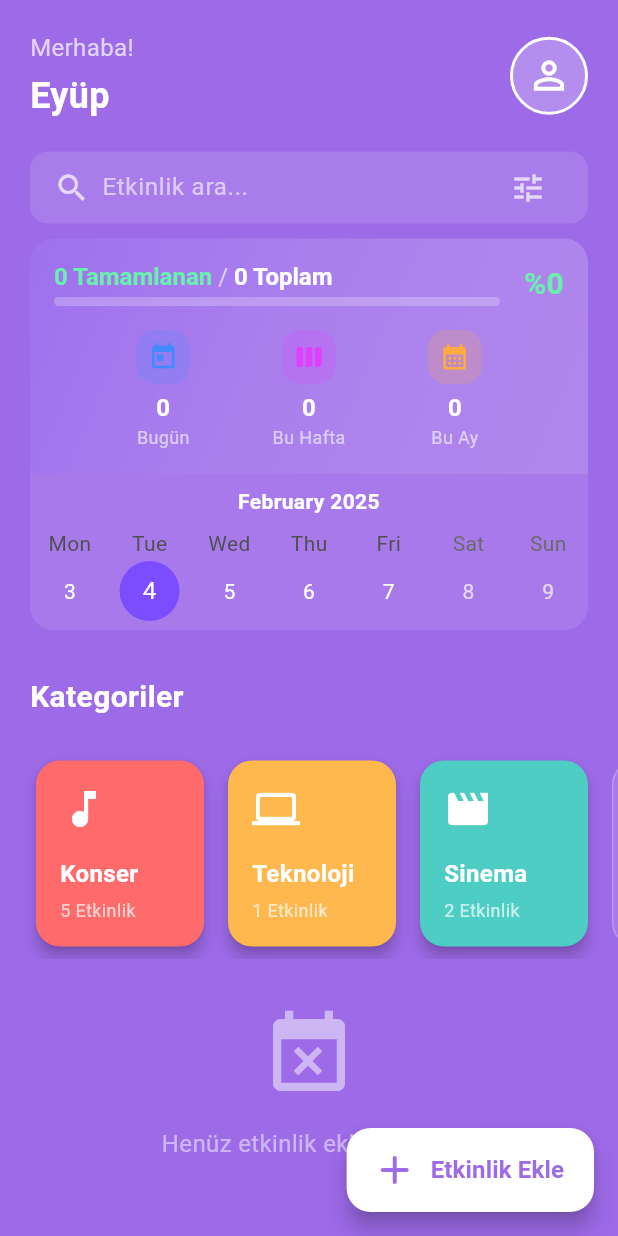
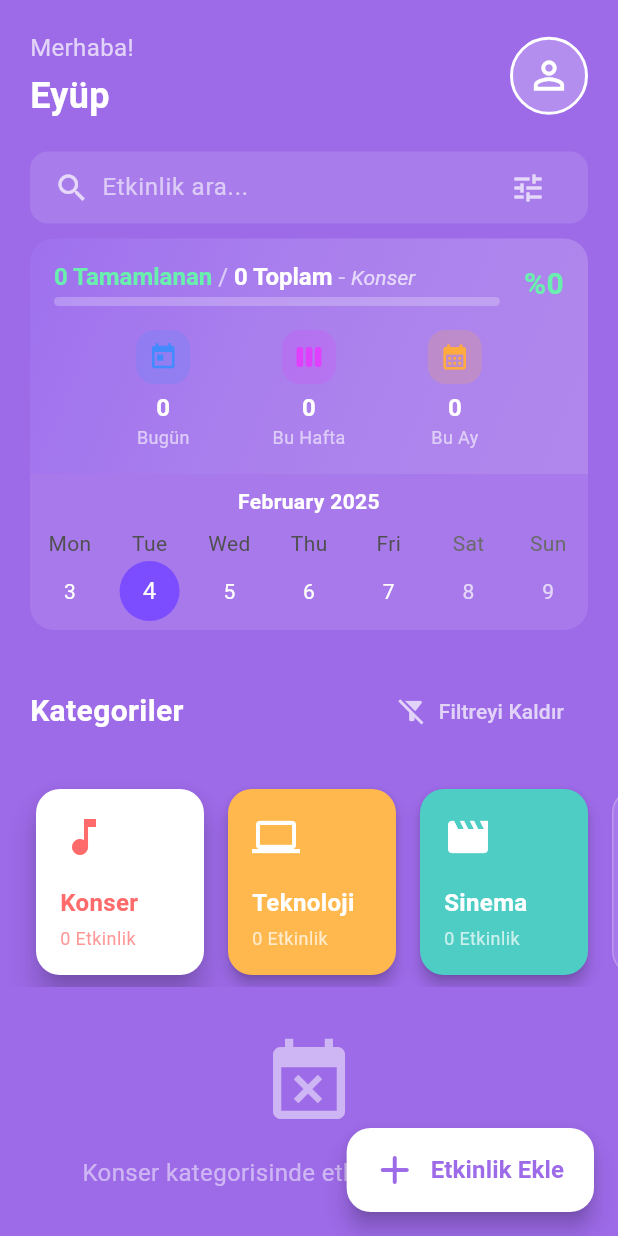
Before and after one commit to eyupece/event-track, a Flutter app: the screen it shows after launch, after a tap on "Konser", on a phone screen of 412 x 824 dp. Run offline on Flutter 3.47's test engine with Material 3 defaults, Android fonts, the phone set to English and light mode, and no system bars; drawn by our look-alikes of table_calendar.

Commit message:
feat: Added category filtering - Filter events by category, update stats and UI accordingly

```diff
--- a/lib/features/events/presentation/screens/home_screen.dart
+++ b/lib/features/events/presentation/screens/home_screen.dart
@@ -289,26 +289,29 @@ class _HomeScreenState extends State<HomeScreen>
     final startOfWeek = now.subtract(Duration(days: now.weekday - 1));
     final startOfMonth = DateTime(now.year, now.month, 1);
 
+    // Filtrelenmiş etkinlikler
+    final filteredEvents = _filteredEvents;
+
     // Tamamlanma durumuna göre hesaplama
-    final completedEvents = _events.where((e) => e.isCompleted).length;
-    final pendingEvents = _events.where((e) => !e.isCompleted).length;
+    final completedEvents = filteredEvents.where((e) => e.isCompleted).length;
+    final pendingEvents = filteredEvents.where((e) => !e.isCompleted).length;
 
     // Günlük etkinlikler (bugün)
-    final dailyEvents = _events
+    final dailyEvents = filteredEvents
         .where((e) =>
             e.date.isAfter(startOfDay.subtract(const Duration(days: 1))) &&
             e.date.isBefore(startOfDay.add(const Duration(days: 1))))
         .length;
 
     // Haftalık etkinlikler (bu hafta)
-    final weeklyEvents = _events
+    final weeklyEvents = filteredEvents
         .where((e) =>
             e.date.isAfter(startOfWeek.subtract(const Duration(days: 1))) &&
             e.date.isBefore(startOfWeek.add(const Duration(days: 7))))
         .length;
 
     // Aylık etkinlikler (bu ay)
-    final monthlyEvents = _events
+    final monthlyEvents = filteredEvents
         .where((e) => e.date.month == now.month && e.date.year == now.year)
         .length;
 
@@ -323,8 +326,19 @@ class _HomeScreenState extends State<HomeScreen>
         dailyEvents: dailyEvents,
         weeklyEvents: weeklyEvents,
         monthlyEvents: monthlyEvents,
+        selectedCategory: _selectedCategory,
       ),
     );
+  }
+
+  // Filtrelenmiş etkinlikleri döndüren getter
+  List<Event> get _filteredEvents {
+    if (_selectedCategory == null) {
+      return _events;
+    }
+    return _events
+        .where((event) => event.category == _selectedCategory)
+        .toList();
   }
 
   Widget _buildCategoryGrid() {
@@ -332,15 +346,40 @@ class _HomeScreenState extends State<HomeScreen>
       child: Column(
         crossAxisAlignment: CrossAxisAlignment.start,
         children: [
-          const Padding(
-            padding: EdgeInsets.all(20.0),
-            child: Text(
+          Padding(
+            padding: const EdgeInsets.all(20.0),
+            child: Row(
+              mainAxisAlignment: MainAxisAlignment.spaceBetween,
+              children: [
+                const Text(
                   'Kategoriler',
                   style: TextStyle(
                     color: Colors.white,
                     fontSize: 20,
                     fontWeight: FontWeight.bold,
                   ),
+                ),
+                if (_selectedCategory != null)
+                  TextButton.icon(
+                    onPressed: () {
+                      setState(() {
+                        _selectedCategory = null;
+                      });
+                    },
+                    icon: const Icon(
+                      Icons.filter_alt_off,
+                      color: Colors.white70,
+                      size: 20,
+                    ),
+                    label: const Text(
+                      'Filtreyi Kaldır',
+                      style: TextStyle(
+                        color: Colors.white70,
+                        fontSize: 14,
+                      ),
+                    ),
+                  ),
+              ],
             ),
           ),
           SizedBox(
@@ -363,19 +402,21 @@ class _HomeScreenState extends State<HomeScreen>
   }
 
   Widget _buildCategoryCard(Map<String, dynamic> category) {
+    final isSelected = category['name'] == _selectedCategory;
+
     return Container(
       width: 120,
       margin: const EdgeInsets.all(4),
       child: Card(
-        color: category['color'],
-        elevation: 4,
+        color: isSelected ? Colors.white : category['color'],
+        elevation: isSelected ? 8 : 4,
         shape: RoundedRectangleBorder(
           borderRadius: BorderRadius.circular(16),
         ),
         child: InkWell(
           onTap: () {
             setState(() {
-              _selectedCategory = category['name'];
+              _selectedCategory = isSelected ? null : category['name'];
             });
           },
           borderRadius: BorderRadius.circular(16),
@@ -387,23 +428,25 @@ class _HomeScreenState extends State<HomeScreen>
               children: [
                 Icon(
                   category['icon'],
-                  color: Colors.white,
+                  color: isSelected ? category['color'] : Colors.white,
                   size: 32,
                 ),
                 const Spacer(),
                 Text(
                   category['name'],
-                  style: const TextStyle(
-                    color: Colors.white,
+                  style: TextStyle(
+                    color: isSelected ? category['color'] : Colors.white,
                     fontWeight: FontWeight.bold,
                     fontSize: 16,
                   ),
                 ),
                 const SizedBox(height: 4),
                 Text(
-                  '${category['count']} Etkinlik',
-                  style: const TextStyle(
-                    color: Colors.white70,
+                  '${_events.where((e) => e.category == category['name']).length} Etkinlik',
+                  style: TextStyle(
+                    color: isSelected
+                        ? category['color'].withOpacity(0.7)
+                        : Colors.white70,
                     fontSize: 12,
                   ),
                 ),
@@ -456,10 +499,12 @@ class _HomeScreenState extends State<HomeScreen>
   }
 
   Widget _buildEventsList() {
+    final events = _filteredEvents;
+
     return SliverList(
       delegate: SliverChildBuilderDelegate(
         (context, index) {
-          if (_events.isEmpty) {
+          if (events.isEmpty) {
             return Center(
               child: Padding(
                 padding: const EdgeInsets.all(32.0),
@@ -472,7 +517,9 @@ class _HomeScreenState extends State<HomeScreen>
                     ),
                     const SizedBox(height: 16),
                     Text(
-                      'Henüz etkinlik eklenmemiş',
+                      _selectedCategory == null
+                          ? 'Henüz etkinlik eklenmemiş'
+                          : '$_selectedCategory kategorisinde etkinlik bulunamadı',
                       style: TextStyle(
                         color: Colors.white.withOpacity(0.5),
                         fontSize: 16,
@@ -484,7 +531,7 @@ class _HomeScreenState extends State<HomeScreen>
             );
           }
 
-          final event = _events[index];
+          final event = events[index];
           return EventListItem(
             event: event,
             onTap: () {
@@ -496,7 +543,7 @@ class _HomeScreenState extends State<HomeScreen>
             },
           );
         },
-        childCount: _events.isEmpty ? 1 : _events.length,
+        childCount: events.isEmpty ? 1 : events.length,
       ),
     );
   }
--- a/lib/features/events/presentation/widgets/mini_calendar_widget.dart
+++ b/lib/features/events/presentation/widgets/mini_calendar_widget.dart
@@ -12,6 +12,7 @@ class MiniCalendarWidget extends StatelessWidget {
   final int dailyEvents;
   final int weeklyEvents;
   final int monthlyEvents;
+  final String? selectedCategory;
 
   const MiniCalendarWidget({
     Key? key,
@@ -24,6 +25,7 @@ class MiniCalendarWidget extends StatelessWidget {
     this.dailyEvents = 0,
     this.weeklyEvents = 0,
     this.monthlyEvents = 0,
+    this.selectedCategory,
   }) : super(key: key);
 
   @override
@@ -138,6 +140,23 @@ class MiniCalendarWidget extends StatelessWidget {
                               fontWeight: FontWeight.bold,
                             ),
                           ),
+                          if (selectedCategory != null) ...[
+                            const TextSpan(
+                              text: ' - ',
+                              style: TextStyle(
+                                color: Colors.white60,
+                                fontSize: 16,
+                              ),
+                            ),
+                            TextSpan(
+                              text: selectedCategory!,
+                              style: const TextStyle(
+                                color: Colors.white70,
+                                fontSize: 14,
+                                fontStyle: FontStyle.italic,
+                              ),
+                            ),
+                          ],
                         ],
                       ),
                     ),
```
Lines whose indentation alone changed are shown as unchanged.
